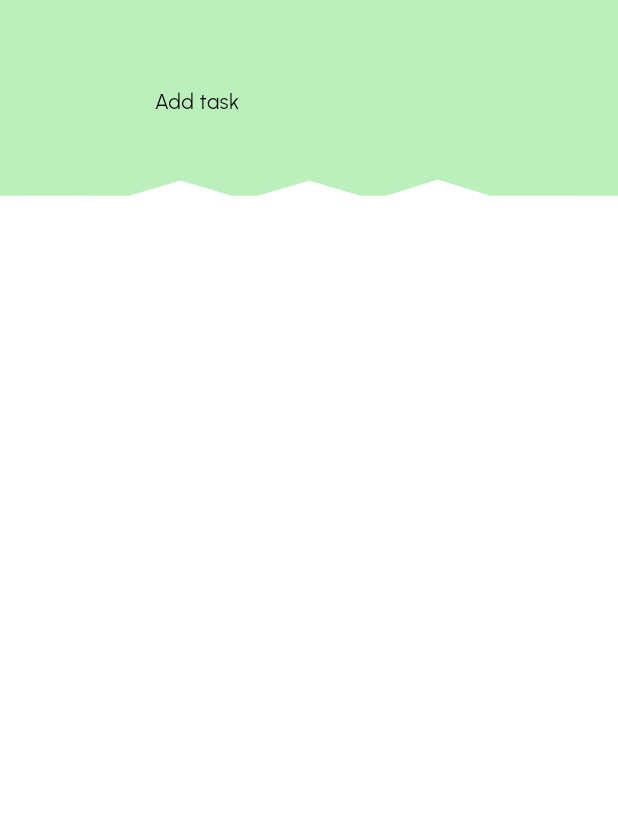
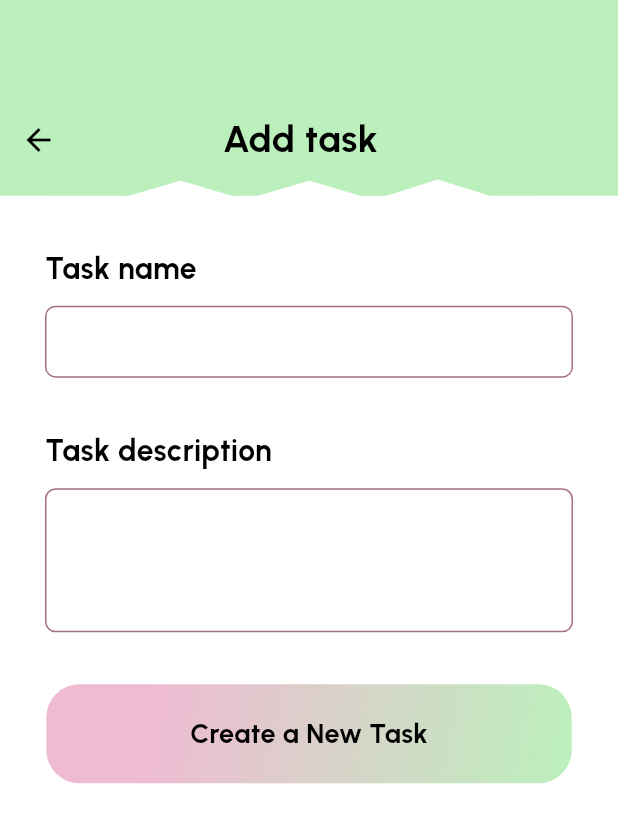
Before and after one commit to AhmadMaazz/FullStack-TodoApp-With-Provider-And-Firebase, a Flutter app: the HomeScreen screen opened by its route, after a tap on the "menu" icon, after a tap on the "movie edit" icon, after a tap on the "add" icon, on a phone screen of 412 x 824 dp. Shown: the top 823 px of the screen. Run offline on Flutter 3.47's test engine with Material 2 defaults, Android fonts, the phone set to English and light mode, and no system bars; our stand-ins replace cloud_firestore, firebase_auth, firebase_core, google_sign_in, image_picker, lottie; accounts and stored records are empty; project files that could hold a hidden picture were left out.

Commit message:
UI for logout, addition of Todos and Navigation done

```diff
--- a/lib/main.dart
+++ b/lib/main.dart
@@ -5,8 +5,10 @@ import 'package:fullstack_todo_app/screens/addtask_screen.dart';
 import 'package:fullstack_todo_app/screens/auth_screen.dart';
 import 'package:fullstack_todo_app/screens/home_screen.dart';
 import 'package:fullstack_todo_app/screens/login_screen.dart';
+import 'package:fullstack_todo_app/screens/logout_screen.dart';
 import 'package:fullstack_todo_app/screens/splash_screen.dart';
 import 'package:fullstack_todo_app/screens/start_screen.dart';
+import 'package:fullstack_todo_app/screens/taskdetails_screen.dart';
 
 void main() async {
   WidgetsFlutterBinding.ensureInitialized();
@@ -36,6 +38,8 @@ class MyApp extends StatelessWidget {
         '/loginscreen': (context) => const LogInScreen(),
         '/homescreen': (context) => const HomeScreen(),
         '/addtaskscreen': (context) => const AddTaskScreen(),
+        '/tastdetailscreen': (context) => const TaskDetailScreen(),
+        '/logoutscreen': (context) => const LogoutScreen(),
       },
       initialRoute: '/',
     );
--- a/lib/screens/addtask_screen.dart
+++ b/lib/screens/addtask_screen.dart
@@ -1,5 +1,7 @@
 import 'package:flutter/material.dart';
+import 'package:fullstack_todo_app/widgets/my_button.dart';
 
+import '../decorations/textfield_decoration.dart';
 import '../widgets/rps_custompainter.dart';
 
 class AddTaskScreen extends StatefulWidget {
@@ -10,12 +12,15 @@ class AddTaskScreen extends StatefulWidget {
 }
 
 class _AddTaskScreenState extends State<AddTaskScreen> {
+  final TextEditingController _taskName = TextEditingController();
+  final TextEditingController _tastDescription = TextEditingController();
   @override
   Widget build(BuildContext context) {
     Size size = MediaQuery.sizeOf(context);
     double textSize = MediaQuery.textScaleFactorOf(context);
     return Scaffold(
       body: Column(
+        crossAxisAlignment: CrossAxisAlignment.start,
         children: [
           Stack(
             children: [
@@ -31,12 +36,102 @@ class _AddTaskScreenState extends State<AddTaskScreen> {
                 ),
               ),
               Positioned(
-                left: size.width * 0.25,
-                right: size.width * 0.2,
-                top: size.height * 0.07,
-                child: Text('Add task'),
+                left: size.width * 0.36,
+                // right: size.width * 0.4,
+                top: size.height * 0.09,
+                child: Text(
+                  'Add task',
+                  style: TextStyle(
+                    fontSize: textSize * 25,
+                    fontWeight: FontWeight.bold,
+                  ),
+                ),
+              ),
+              Positioned(
+                left: size.height * 0.002,
+                top: size.height * 0.084,
+                child: IconButton(
+                  onPressed: () {
+                    Navigator.pop(context);
+                  },
+                  icon: const Icon(
+                    Icons.arrow_back,
+                  ),
+                ),
               ),
             ],
+          ),
+          SizedBox(
+            height: size.height * 0.03,
+          ),
+          Padding(
+            padding: const EdgeInsets.symmetric(
+              horizontal: 30,
+            ),
+            child: Text(
+              'Task name',
+              style: TextStyle(
+                fontSize: textSize * 20,
+                fontWeight: FontWeight.bold,
+              ),
+            ),
+          ),
+          Padding(
+            padding: const EdgeInsets.symmetric(
+              vertical: 10.0,
+              horizontal: 30,
+            ),
+            child: TextField(
+              cursorColor: Theme.of(context).colorScheme.secondary,
+              controller: _taskName,
+              keyboardType: TextInputType.name,
+              decoration: TextFieldDecorations()
+                  .inputDecorationStyle(context, '', 'Enter your Task Name'),
+            ),
+          ),
+          SizedBox(
+            height: size.height * 0.03,
+          ),
+          Padding(
+            padding: const EdgeInsets.symmetric(
+              horizontal: 30,
+            ),
+            child: Text(
+              'Task description',
+              style: TextStyle(
+                fontSize: textSize * 20,
+                fontWeight: FontWeight.bold,
+              ),
+            ),
+          ),
+          Padding(
+            padding: const EdgeInsets.symmetric(
+              vertical: 10.0,
+              horizontal: 30,
+            ),
+            child: TextField(
+              cursorColor: Theme.of(context).colorScheme.secondary,
+              controller: _tastDescription,
+              keyboardType: TextInputType.text,
+              minLines: 3,
+              maxLines: 5,
+              decoration: TextFieldDecorations().inputDecorationStyle(
+                  context, '', 'Enter your Task Description'),
+            ),
+          ),
+          SizedBox(
+            height: size.height * 0.03,
+          ),
+          Align(
+            alignment: Alignment.center,
+            child: MyButton(
+              textSize: textSize,
+              width: size.width * 0.85,
+              height: size.height * 0.08,
+              title: 'Create a New Task',
+              navigation: () =>
+                  Navigator.popAndPushNamed(context, '/homescreen'),
+            ),
           ),
         ],
       ),
--- a/lib/screens/home_screen.dart
+++ b/lib/screens/home_screen.dart
@@ -129,9 +129,10 @@ class _HomeScreenState extends State<HomeScreen> {
                 leading: const Icon(Icons.home),
                 title: const Text('D A S H B O A R D'),
                 onTap: () {}),
-            const ListTile(
-              leading: Icon(Icons.logout),
-              title: Text('L O G O U T'),
+            ListTile(
+              leading: const Icon(Icons.logout),
+              title: const Text('L O G O U T'),
+              onTap: () => Navigator.pushNamed(context, '/logoutscreen'),
             ),
             const ListTile(
               leading: Icon(Icons.info),
--- a/lib/widgets/my_task.dart
+++ b/lib/widgets/my_task.dart
@@ -10,7 +10,9 @@ class MyTasks extends StatelessWidget {
 
   @override
   Widget build(BuildContext context) {
-    return Container(
+    return Padding(
+      padding: const EdgeInsets.symmetric(vertical: 10.0),
+      child: Container(
         width: size.width * 0.9,
         height: size.height * 0.1,
         decoration: BoxDecoration(
@@ -41,8 +43,11 @@ class MyTasks extends StatelessWidget {
               title: const Text('Going to the gym'),
               subtitle: const Text('9:08 pm'),
               trailing: IconButton(
-              onPressed: () {},
+                onPressed: () {
+                  Navigator.pushNamed(context, '/tastdetailscreen');
+                },
                 icon: const Icon(Icons.movie_edit),
+              ),
             ),
           ),
         ),
--- a/pubspec.yaml
+++ b/pubspec.yaml
@@ -67,6 +67,7 @@ flutter:
     - assets/images/picOfNotes.jpg
     - assets/images/google.png
     - assets/images/facebook.png
+    - assets/images/logut_wbg.png
     - assets/animation/animation_lkvkmkg2.json
   #   - images/a_dot_ham.jpeg
 
```
Also changed, not shown: lib/screens/logout_screen.dart (added, +112 -0 lines), lib/screens/taskdetails_screen.dart (added, +59 -0 lines), assets/images/logut_wbg.png (added). Lines whose indentation alone changed are shown as unchanged.
